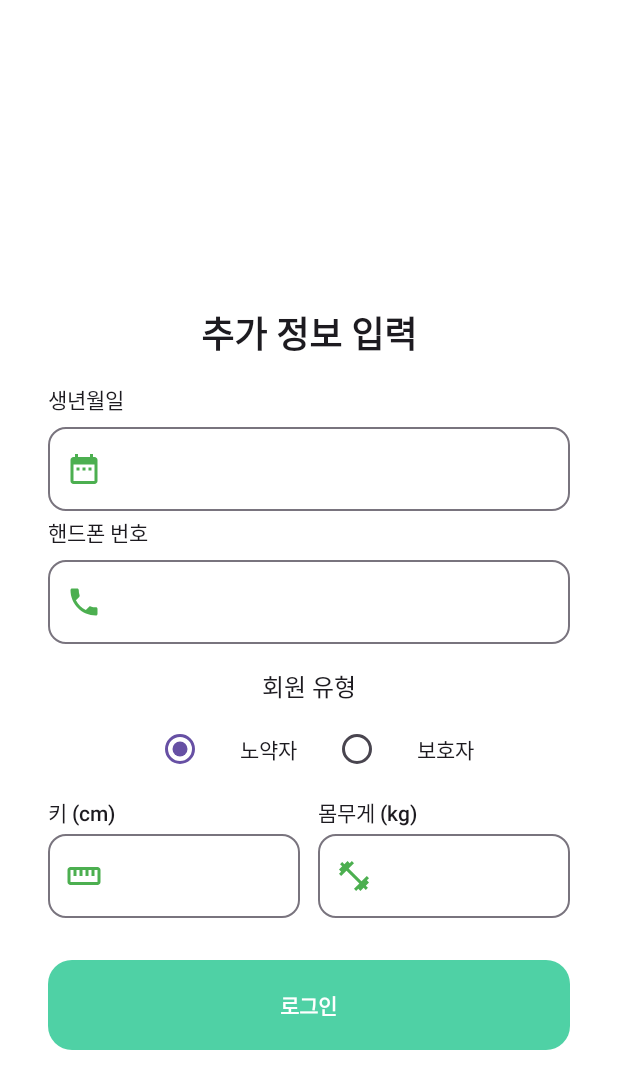
After one commit to Sunsyy08/Nolbom, an Android app built with Jetpack Compose: the SignUpExtraScreen screen opened through its navigation route, on a phone screen of 412 x 824 dp. The commit adds this screen. Shown: the top 1089 px of the screen. Run offline under Robolectric (Android 15) with nearby library versions, the phone set to English and light mode, and no system bars.

Commit message:
ADD SignUpScreen

```diff
--- a/app/build.gradle.kts
+++ b/app/build.gradle.kts
@@ -41,6 +41,7 @@ android {
 
 dependencies {
 
+    implementation("androidx.compose.material:material-icons-extended:1.6.0")
     implementation("androidx.navigation:navigation-compose:2.7.5")
     implementation("com.google.accompanist:accompanist-flowlayout:0.36.0")
     implementation("com.google.android.gms:play-services-maps:18.1.0")
--- a/app/src/main/java/com/project/nolbom/Navigation.kt
+++ b/app/src/main/java/com/project/nolbom/Navigation.kt
@@ -13,9 +13,13 @@ fun NolbomNavHost(navController: NavHostController) {
             StartScreen(navController = navController)
         }
 
-//        composable(Screen.SignUp.route) {
-//            SignUpScreen(navController = navController) // ← 필요 시 파라미터 맞춰주세요
-//        }
+        composable(Screen.SignUp.route) {
+            SignUpScreen(navController = navController) // ← 필요 시 파라미터 맞춰주세요
+        }
+        composable(Screen.SignUpExtra.route) {
+            SignUpExtraScreen(navController = navController)
+        }
+
 
         composable(Screen.Main.route) {
             MainScreen(
--- a/app/src/main/java/com/project/nolbom/Screen.kt
+++ b/app/src/main/java/com/project/nolbom/Screen.kt
@@ -5,4 +5,5 @@ sealed class Screen(val route: String) {
     object Main : Screen("main")
     object AlertList : Screen("alert_list")
     object SignUp : Screen("signup")
+    object SignUpExtra : Screen("signup_extra")
 }
--- /dev/null
+++ b/app/src/main/java/com/project/nolbom/SignUpExtraScreen.kt
@@ -0,0 +1,169 @@
+package com.project.nolbom
+
+import androidx.compose.foundation.background
+import androidx.compose.foundation.layout.*
+import androidx.compose.foundation.shape.RoundedCornerShape
+import androidx.compose.material.icons.Icons
+import androidx.compose.material.icons.filled.DateRange
+import androidx.compose.material.icons.filled.FitnessCenter
+import androidx.compose.material.icons.filled.Phone
+import androidx.compose.material.icons.filled.Straighten
+import androidx.compose.material3.*
+import androidx.compose.runtime.*
+import androidx.compose.ui.Alignment
+import androidx.compose.ui.Modifier
+import androidx.compose.ui.graphics.Color
+import androidx.compose.ui.text.font.FontWeight
+import androidx.compose.ui.unit.dp
+import androidx.compose.ui.unit.sp
+import androidx.navigation.NavController
+
+@Composable
+fun SignUpExtraScreen(navController: NavController) {
+    var birth by remember { mutableStateOf("") }
+    var phone by remember { mutableStateOf("") }
+    var role by remember { mutableStateOf("ward") }
+    var height by remember { mutableStateOf("") }
+    var weight by remember { mutableStateOf("") }
+
+    Box(
+        modifier = Modifier
+            .fillMaxSize()
+            .background(Color.White),
+        contentAlignment = Alignment.Center
+    ) {
+        Column(
+            modifier = Modifier
+                .fillMaxWidth()
+                .padding(horizontal = 32.dp)
+                .offset(y = 40.dp), // ✅ 가운데 기준 아래로 내리기
+            horizontalAlignment = Alignment.CenterHorizontally
+        ) {
+            // 제목
+            Text(
+                text = "추가 정보 입력",
+                fontSize = 24.sp,
+                fontWeight = FontWeight.Bold,
+                modifier = Modifier.padding(bottom = 16.dp)
+            )
+
+            // 생년월일
+            Column(modifier = Modifier.fillMaxWidth()) {
+                Text(
+                    "생년월일",
+                    fontSize = 14.sp,
+                    fontWeight = FontWeight.Medium,
+                    modifier = Modifier.padding(bottom = 4.dp)
+                )
+                OutlinedTextField(
+                    value = birth,
+                    onValueChange = { birth = it },
+                    leadingIcon = {
+                        Icon(Icons.Default.DateRange, contentDescription = null, tint = Color(0xFF4CAF50))
+                    },
+                    modifier = Modifier
+                        .fillMaxWidth()
+                        .padding(vertical = 4.dp),
+                    shape = RoundedCornerShape(12.dp)
+                )
+            }
+
+            // 핸드폰 번호
+            Column(modifier = Modifier.fillMaxWidth()) {
+                Text(
+                    "핸드폰 번호",
+                    fontSize = 14.sp,
+                    fontWeight = FontWeight.Medium,
+                    modifier = Modifier.padding(bottom = 4.dp)
+                )
+                OutlinedTextField(
+                    value = phone,
+                    onValueChange = { phone = it },
+                    leadingIcon = {
+                        Icon(Icons.Default.Phone, contentDescription = null, tint = Color(0xFF4CAF50))
+                    },
+                    modifier = Modifier
+                        .fillMaxWidth()
+                        .padding(vertical = 4.dp),
+                    shape = RoundedCornerShape(12.dp)
+                )
+            }
+
+            // 역할 선택
+            Text(
+                text = "회원 유형",
+                fontWeight = FontWeight.Medium,
+                fontSize = 16.sp,
+                modifier = Modifier.padding(top = 12.dp, bottom = 6.dp)
+            )
+            Row(
+                verticalAlignment = Alignment.CenterVertically,
+                horizontalArrangement = Arrangement.spacedBy(16.dp)
+            ) {
+                RadioButton(selected = role == "ward", onClick = { role = "ward" })
+                Text("노약자")
+                RadioButton(selected = role == "guardian", onClick = { role = "guardian" })
+                Text("보호자")
+            }
+
+            // 키 / 몸무게 가로 배치
+            Row(
+                modifier = Modifier
+                    .fillMaxWidth()
+                    .padding(vertical = 8.dp),
+                horizontalArrangement = Arrangement.spacedBy(12.dp)
+            ) {
+                Column(modifier = Modifier.weight(1f)) {
+                    Text(
+                        "키 (cm)",
+                        fontSize = 14.sp,
+                        fontWeight = FontWeight.Medium,
+                        modifier = Modifier.padding(bottom = 4.dp)
+                    )
+                    OutlinedTextField(
+                        value = height,
+                        onValueChange = { height = it },
+                        leadingIcon = {
+                            Icon(Icons.Default.Straighten, contentDescription = null, tint = Color(0xFF4CAF50))
+                        },
+                        modifier = Modifier.fillMaxWidth(),
+                        shape = RoundedCornerShape(12.dp)
+                    )
+                }
+
+                Column(modifier = Modifier.weight(1f)) {
+                    Text(
+                        "몸무게 (kg)",
+                        fontSize = 14.sp,
+                        fontWeight = FontWeight.Medium,
+                        modifier = Modifier.padding(bottom = 4.dp)
+                    )
+                    OutlinedTextField(
+                        value = weight,
+                        onValueChange = { weight = it },
+                        leadingIcon = {
+                            Icon(Icons.Default.FitnessCenter, contentDescription = null, tint = Color(0xFF4CAF50))
+                        },
+                        modifier = Modifier.fillMaxWidth(),
+                        shape = RoundedCornerShape(12.dp)
+                    )
+                }
+            }
+
+            // 로그인 버튼
+            Button(
+                onClick = {
+                    navController.navigate("login")
+                },
+                colors = ButtonDefaults.buttonColors(containerColor = Color(0xFF4FD1A5)),
+                shape = RoundedCornerShape(16.dp),
+                modifier = Modifier
+                    .fillMaxWidth()
+                    .height(80.dp)
+                    .padding(top = 20.dp)
+            ) {
+                Text("로그인", color = Color.White, fontWeight = FontWeight.Bold)
+            }
+        }
+    }
+}
```
Also changed, not shown: app/src/main/java/com/project/nolbom/SignUpScreen.kt (+133 -0 lines).
